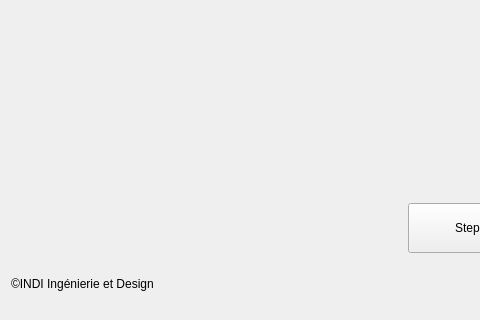
The window that src/gui_pkg/include/gui_pkg/session_form.ui (cristianbass01/GUI_robotic_exoskeleton) describes before a commit, drawn with Qt 5; both pictures show x 0 to 480 and y 414 to 734 of the 1214 by 734 pixel window.
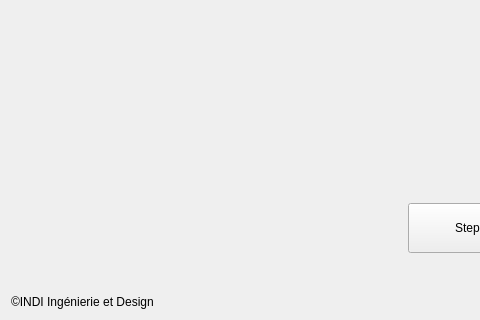
The same window after the commit. Icons and pictures are not drawn.

Diff of the .ui file:
```diff
--- a/src/gui_pkg/include/gui_pkg/session_form.ui
+++ b/src/gui_pkg/include/gui_pkg/session_form.ui
@@ -488,7 +488,7 @@
        <item>
         <widget class="QLabel" name="label">
          <property name="sizePolicy">
-          <sizepolicy hsizetype="Preferred" vsizetype="Fixed">
+          <sizepolicy hsizetype="Preferred" vsizetype="Preferred">
            <horstretch>0</horstretch>
            <verstretch>0</verstretch>
           </sizepolicy>
```
Left out of the diff: 8 changed lines with no effect on the pictures.
